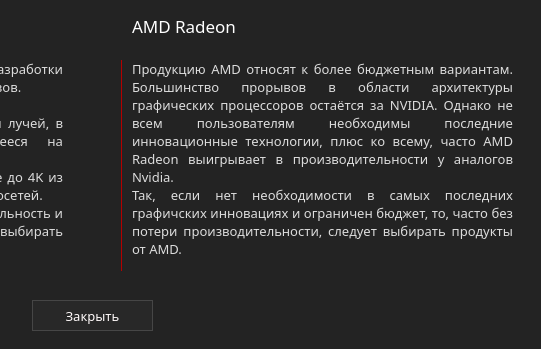
Qt form ui/help/widgetVideoHelp.ui (marginalprog/git_pcconf) before a commit; both pictures show x 358 to 899 and y 280 to 629 of the 899 by 629 pixel window.
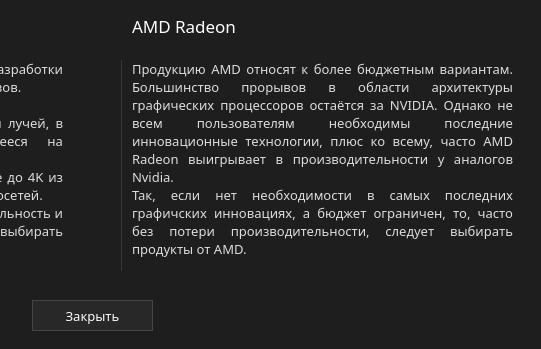
The same form after that commit. Icons and pictures are not drawn.

What changed in the file:
```diff
--- a/ui/help/widgetVideoHelp.ui
+++ b/ui/help/widgetVideoHelp.ui
@@ -24,7 +24,7 @@
   </property>
   <property name="styleSheet">
    <string notr="true">QWidget{
-	background-color: rgb(35,35,35);
+	background-color: rgb(30,30,30);
 	color: white;
 }</string>
   </property>
@@ -183,7 +183,7 @@
    </property>
    <property name="text">
     <string>Продукцию AMD относят к более бюджетным вариантам. Большинство прорывов в области архитектуры графических процессоров остаётся за NVIDIA. Однако не всем пользователям необходимы последние инновационные технологии, плюс ко всему, часто AMD Radeon выигрывает в производительности у аналогов Nvidia. 
-Так, если нет необходимости в самых последних графичских инновациях и ограничен бюджет, то, часто без потери производительности, следует выбирать продукты от AMD.</string>
+Так, если нет необходимости в самых последних графичских инновациях, а бюджет ограничен, то, часто без потери производительности, следует выбирать продукты от AMD.</string>
    </property>
    <property name="textFormat">
     <enum>Qt::PlainText</enum>
```
Left out of the diff: 4 changed lines with no effect on the pictures.
